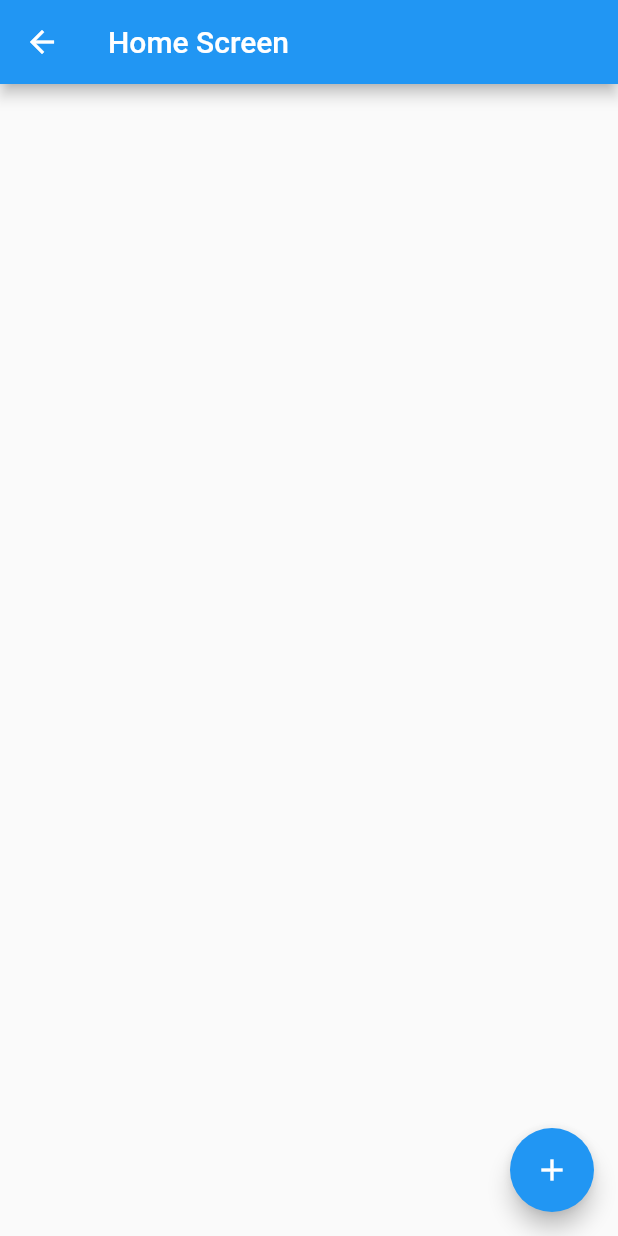
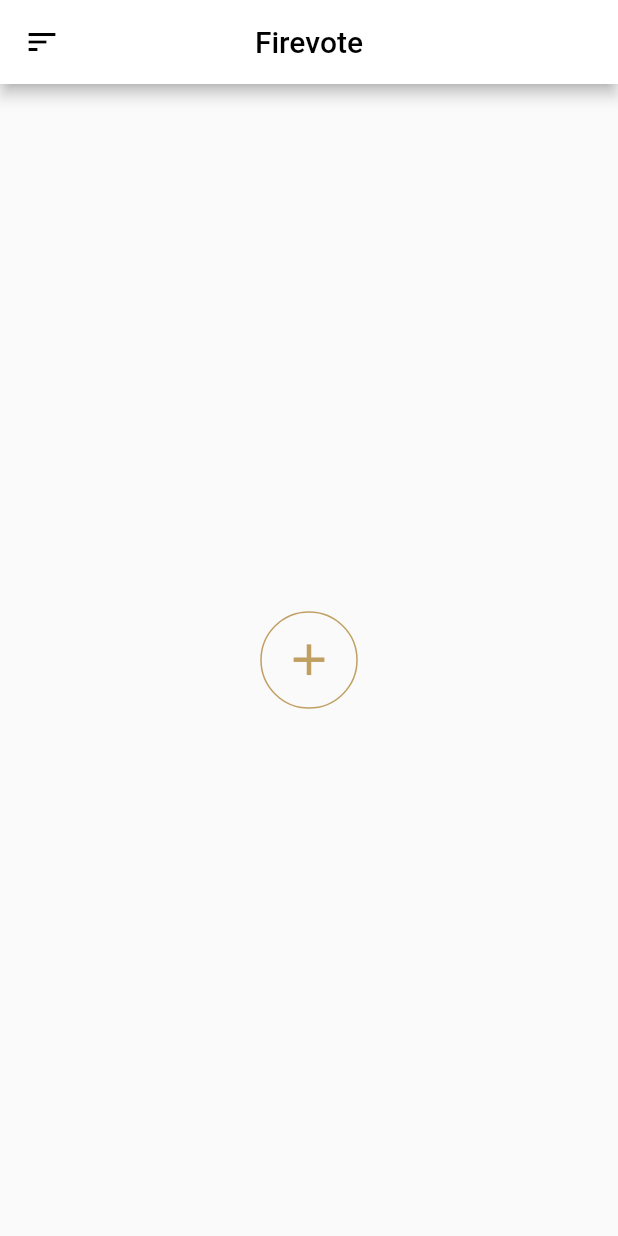
Before and after one commit to Adarsh0603/Firevote, a Flutter app: the HomeScreen screen opened directly, on a phone screen of 412 x 824 dp. Run offline on Flutter 3.47's test engine with Material 2 defaults, Android fonts, the phone set to English and light mode, and no system bars; our stand-ins replace firebase_auth, firebase_core, google_sign_in; accounts and stored records are empty.

```diff
--- a/lib/constants.dart
+++ b/lib/constants.dart
@@ -0,0 +1,9 @@
+import 'package:flutter/material.dart';
+
+const kPrimaryColor = Colors.white;
+const kAppBarTextStyle = TextStyle(color: Colors.black);
+const kAccentColor = Color(0xffc0a062);
+
+//AuthScreen
+
+const kAuthFormInputDecoration = InputDecoration(hintText: 'Name');
--- /dev/null
+++ b/lib/data/voteroom.dart
@@ -0,0 +1,12 @@
+import 'package:firebase_auth/firebase_auth.dart';
+import 'package:flutter/cupertino.dart';
+
+class VoteRoom with ChangeNotifier {
+  User _user;
+  void initializeUser(User user) {
+    _user = user;
+    print(_user.displayName);
+  }
+
+  void update() {}
+}
--- a/lib/screens/home_screen.dart
+++ b/lib/screens/home_screen.dart
@@ -1,17 +1,15 @@
+import 'package:firevote/constants.dart';
+import 'package:firevote/widgets/circular_button.dart';
+import 'package:firevote/widgets/custom_app_bar.dart';
 import 'package:flutter/material.dart';
 
 class HomeScreen extends StatelessWidget {
   @override
   Widget build(BuildContext context) {
     return Scaffold(
-      floatingActionButton: FloatingActionButton(
-        child: Icon(Icons.add),
-        onPressed: () {},
-      ),
-      appBar: AppBar(
-        title: Text('Home Screen'),
-      ),
-      body: Container(),
+      drawer: Drawer(),
+      appBar: CustomAppBar.getAppBar(context, 'Firevote'),
+      body: Center(child: CircularButton()),
     );
   }
 }
--- /dev/null
+++ b/lib/widgets/circular_button.dart
@@ -0,0 +1,19 @@
+import 'package:firevote/constants.dart';
+import 'package:flutter/material.dart';
+
+class CircularButton extends StatelessWidget {
+  @override
+  Widget build(BuildContext context) {
+    return OutlineButton(
+      onPressed: () {},
+      borderSide: BorderSide(color: kAccentColor),
+      child: Icon(
+        Icons.add,
+        size: 35.0,
+        color: kAccentColor,
+      ),
+      padding: EdgeInsets.all(15.0),
+      shape: CircleBorder(),
+    );
+  }
+}
--- /dev/null
+++ b/lib/widgets/custom_app_bar.dart
@@ -0,0 +1,19 @@
+import 'package:firevote/constants.dart';
+import 'package:flutter/material.dart';
+
+class CustomAppBar {
+  static getAppBar(BuildContext context, String title) {
+    return AppBar(
+      iconTheme: IconThemeData(color: Colors.black),
+      centerTitle: true,
+      leading: Builder(
+        builder: (context) => IconButton(
+          icon: Icon(Icons.sort),
+          onPressed: () => Scaffold.of(context).openDrawer(),
+        ),
+      ),
+      backgroundColor: kPrimaryColor,
+      title: Text('Firevote', style: kAppBarTextStyle),
+    );
+  }
+}
--- a/pubspec.yaml
+++ b/pubspec.yaml
@@ -28,9 +28,13 @@ dependencies:
   # The following adds the Cupertino Icons font to your application.
   # Use with the CupertinoIcons class for iOS style icons.
   cupertino_icons: ^0.1.3
+  provider: ^4.3.2+2
+  google_sign_in: ^4.5.1
+
   firebase_core: 0.5.0
   firebase_auth: ^0.18.1+1
   cloud_firestore: ^0.14.1+1
+
 
 dev_dependencies:
   flutter_test:
```
Also changed, not shown: lib/data/auth.dart (added, +25 -0 lines), lib/main.dart (+17 -2 lines), lib/screens/sign_up_form.dart (added, +66 -0 lines), lib/screens/wrapper.dart (+17 -1 lines), pubspec.lock.
